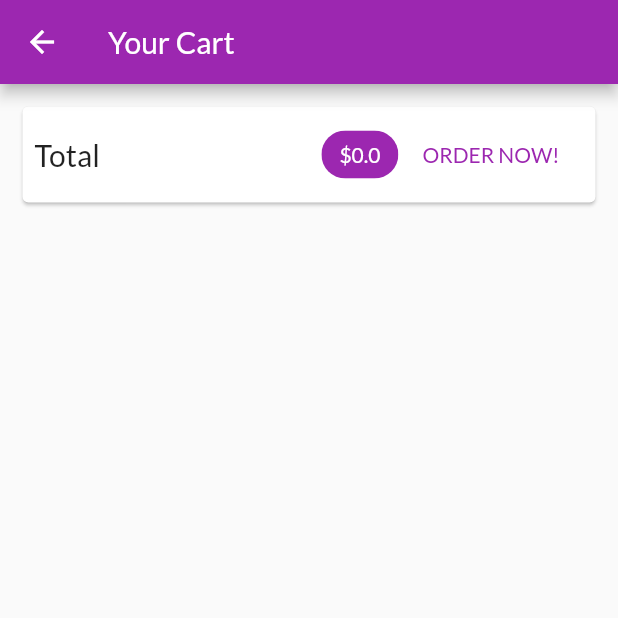
After one commit to UnDer-7/curso-udemy-flutter-shop-app, a Flutter app: the CartScreen screen opened by its route, on a phone screen of 412 x 824 dp, the top half of it. The commit adds this screen. Run offline on Flutter 3.47's test engine with Material 2 defaults, Android fonts, the phone set to English and light mode, and no system bars; network calls fail.

Commit message:
class 200 - Working on the Shopping Cart & Displaying a Total

```diff
--- a/lib/providers/cart.dart
+++ b/lib/providers/cart.dart
@@ -20,6 +20,14 @@ class Cart with ChangeNotifier {
     Map<String, CartItem> get item => Map.from(_items);
 
     int get itemCount => _items.length;
+
+    double get totalAmout {
+        double total = 0.0;
+        _items.forEach((key, cartItem) {
+           total += cartItem.price * cartItem.quantity;
+        });
+        return total;
+    }
 
     void addItem(String productId, double price, String title) {
         if (_items.containsKey(productId)) {
--- a/lib/routes.dart
+++ b/lib/routes.dart
@@ -1,12 +1,18 @@
 import 'package:flutter/material.dart';
 
 import './screens/product_detail_screen.dart';
+import './screens/cart_screen.dart';
 
 abstract class Routes {
+    /// Route: /product-detail
     static const String productDetailScreen = '/product-detail';
+
+    /// Route: /cart
+    static const String cartScreen = '/cart';
 
     static final Map<String, WidgetBuilder> _availableRoutes = {
         productDetailScreen: (BuildContext ctx) => ProductDetailScreen(),
+        cartScreen: (BuildContext ctx) => CartScreen(),
     };
 
     static Map<String, WidgetBuilder> get availableRoutes {
--- /dev/null
+++ b/lib/screens/cart_screen.dart
@@ -0,0 +1,53 @@
+import 'package:flutter/material.dart';
+import 'package:provider/provider.dart';
+
+import '../providers/cart.dart';
+
+class CartScreen extends StatelessWidget {
+    @override
+    Widget build(BuildContext context) {
+        final cart = Provider.of<Cart>(context);
+
+        return Scaffold(
+            appBar: AppBar(
+                title: Text('Your Cart'),
+            ),
+            body: Column(
+                children: <Widget>[
+                    Card(
+                        margin: EdgeInsets.all(15),
+                        child: Padding(
+                            padding: EdgeInsets.all(8),
+                            child: Row(
+                                mainAxisAlignment: MainAxisAlignment.spaceBetween,
+                                children: <Widget>[
+                                    Text(
+                                        'Total',
+                                        style: TextStyle(
+                                            fontSize: 20,
+                                        ),
+                                    ),
+                                    Spacer(),
+                                    Chip(
+                                        label: Text(
+                                            '\$${cart.totalAmout}',
+                                            style: TextStyle(
+                                                color: Theme.of(context).primaryTextTheme.title.color,
+                                            ),
+                                        ),
+                                        backgroundColor: Theme.of(context).primaryColor,
+                                    ),
+                                    FlatButton(
+                                        child: Text('ORDER NOW!'),
+                                        onPressed: () {},
+                                        textColor: Theme.of(context).primaryColor,
+                                    )
+                                ],
+                            ),
+                        ),
+                    ),
+                ],
+            ),
+        );
+    }
+}
--- a/lib/screens/products_overview_screen.dart
+++ b/lib/screens/products_overview_screen.dart
@@ -5,6 +5,7 @@ import '../widgets/products_grid.dart';
 import '../widgets/badge.dart';
 
 import '../providers/cart.dart';
+import '../routes.dart';
 
 enum FilterOptions {
     favorites,
@@ -54,7 +55,8 @@ class _ProductsOverviewScreenState extends State<ProductsOverviewScreen> {
                             value: cart.itemCount.toString(),
                         ),
                         child: IconButton(
-                            onPressed: () {},
+                            onPressed: () =>
+                                Navigator.of(context).pushNamed(Routes.cartScreen),
                             icon: Icon(
                                 Icons.shopping_cart,
                             ),
```
